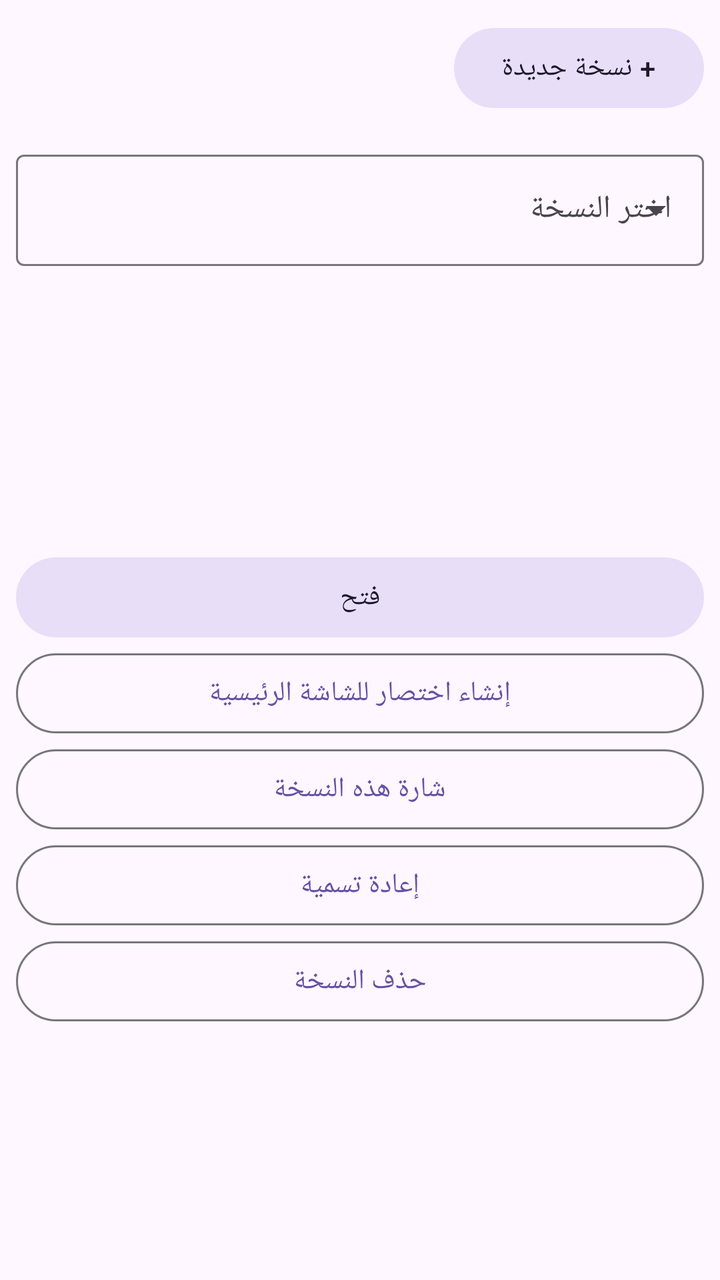
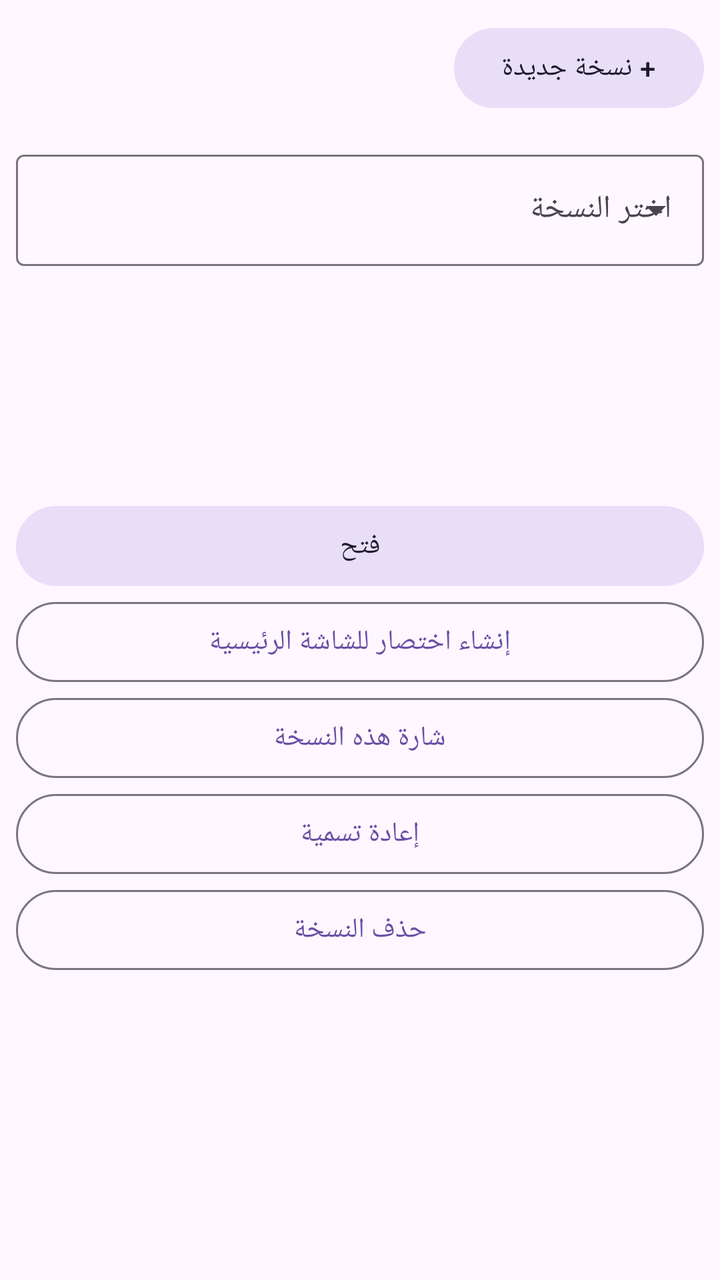

The first picture is an Android layout as it rendered before a commit; the second is the same layout after the commit. The layout source and the unified diff follow.
<!-- AndroidManifest.xml: application theme Theme.ClonePilot -->
<!-- res/layout/dialog_manage.xml -->
<?xml version="1.0" encoding="utf-8"?>
<ScrollView xmlns:android="http://schemas.android.com/apk/res/android"
    android:layout_width="match_parent"
    android:layout_height="wrap_content">

<LinearLayout
    android:orientation="vertical"
    android:layout_width="match_parent"
    android:layout_height="wrap_content"
    android:padding="8dp">

    <LinearLayout
        android:orientation="horizontal"
        android:layout_width="match_parent"
        android:layout_height="wrap_content"
        android:gravity="center_vertical">

        <ImageView
            android:id="@+id/app_icon"
            android:layout_width="52dp"
            android:layout_height="52dp" />

        <LinearLayout
            android:orientation="vertical"
            android:layout_width="0dp"
            android:layout_weight="1"
            android:layout_height="wrap_content"
            android:layout_marginStart="12dp">

            <TextView
                android:id="@+id/app_name"
                android:layout_width="wrap_content"
                android:layout_height="wrap_content"
                android:textAppearance="?attr/textAppearanceTitleMedium" />

            <TextView
                android:id="@+id/app_count"
                android:layout_width="wrap_content"
                android:layout_height="wrap_content"
                android:textAppearance="?attr/textAppearanceBodySmall" />
        </LinearLayout>

        <com.google.android.material.button.MaterialButton
            android:id="@+id/btn_new"
            android:layout_width="wrap_content"
            android:layout_height="wrap_content"
            android:text="@string/manage_new"
            style="@style/Widget.Material3.Button.TonalButton" />
    </LinearLayout>

    <com.google.android.material.textfield.TextInputLayout
        android:layout_width="match_parent"
        android:layout_height="wrap_content"
        android:layout_marginTop="12dp"
        android:hint="@string/manage_choose"
        style="@style/Widget.Material3.TextInputLayout.OutlinedBox.ExposedDropdownMenu">

        <AutoCompleteTextView
            android:id="@+id/spinner"
            android:layout_width="match_parent"
            android:layout_height="wrap_content"
            android:inputType="none" />
    </com.google.android.material.textfield.TextInputLayout>

    <ImageView
        android:id="@+id/selected_icon"
        android:layout_width="96dp"
        android:layout_height="96dp"
        android:layout_gravity="center_horizontal"
        android:layout_marginTop="12dp" />

    <TextView
        android:id="@+id/selected_name"
        android:layout_width="match_parent"
        android:layout_height="wrap_content"
        android:gravity="center"
        android:textAppearance="?attr/textAppearanceTitleMedium"
        android:layout_marginTop="4dp"
        android:layout_marginBottom="8dp" />

    <com.google.android.material.button.MaterialButton
        android:id="@+id/btn_open"
        android:layout_width="match_parent"
        android:layout_height="wrap_content"
        android:text="@string/open"
        style="@style/Widget.Material3.Button.TonalButton" />

    <com.google.android.material.button.MaterialButton
        android:id="@+id/btn_shortcut"
        android:layout_width="match_parent"
        android:layout_height="wrap_content"
        android:text="@string/manage_shortcut_btn"
        style="@style/Widget.Material3.Button.OutlinedButton" />

    <com.google.android.material.button.MaterialButton
        android:id="@+id/btn_badge_one"
        android:layout_width="match_parent"
        android:layout_height="wrap_content"
        android:text="@string/manage_badge_btn"
        style="@style/Widget.Material3.Button.OutlinedButton" />

    <com.google.android.material.button.MaterialButton
        android:id="@+id/btn_rename"
        android:layout_width="match_parent"
        android:layout_height="wrap_content"
        android:text="@string/manage_rename_btn"
        style="@style/Widget.Material3.Button.OutlinedButton" />

    <com.google.android.material.button.MaterialButton
        android:id="@+id/btn_delete"
        android:layout_width="match_parent"
        android:layout_height="wrap_content"
        android:text="@string/manage_delete_btn"
        style="@style/Widget.Material3.Button.OutlinedButton" />
</LinearLayout>
</ScrollView>
<!-- resources referenced by this layout -->
<resources>
  <string name="manage_badge_btn">شارة هذه النسخة</string>
  <string name="manage_choose">اختر النسخة</string>
  <string name="manage_delete_btn">حذف النسخة</string>
  <string name="manage_new">+ نسخة جديدة</string>
  <string name="manage_rename_btn">إعادة تسمية</string>
  <string name="manage_shortcut_btn">إنشاء اختصار للشاشة الرئيسية</string>
  <string name="open">فتح</string>
  <style name="Theme.ClonePilot" parent="Theme.Material3.DayNight.NoActionBar">
          <item name="colorPrimary">@color/seed</item>
      </style>
  <color name="seed">#6750A4</color>
</resources>

<!-- the commit's change to res/layout/dialog_manage.xml (unified diff, before → after) -->
@@ -67,15 +67,7 @@
         android:layout_width="96dp"
         android:layout_height="96dp"
         android:layout_gravity="center_horizontal"
-        android:layout_marginTop="12dp" />
-
-    <TextView
-        android:id="@+id/selected_name"
-        android:layout_width="match_parent"
-        android:layout_height="wrap_content"
-        android:gravity="center"
-        android:textAppearance="?attr/textAppearanceTitleMedium"
-        android:layout_marginTop="4dp"
+        android:layout_marginTop="12dp"
         android:layout_marginBottom="8dp" />
 
     <com.google.android.material.button.MaterialButton
